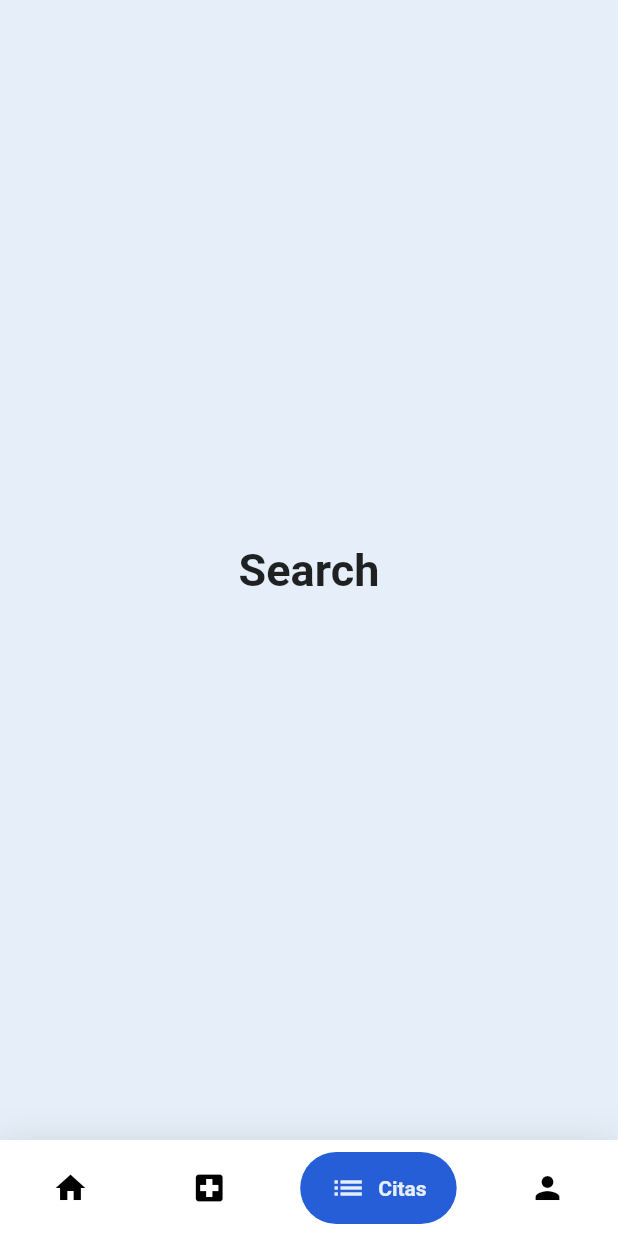
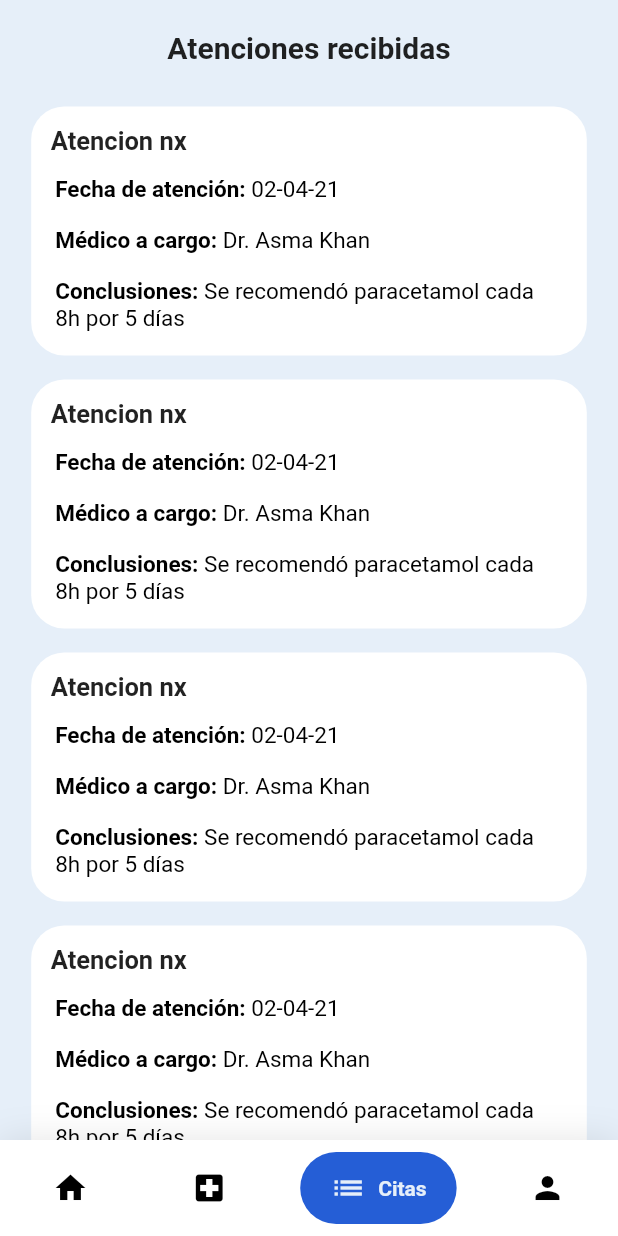
Before and after one commit to asloth/doctor_app, a Flutter app: the NavBarScreen screen opened directly, item 3 of the bottom bar chosen, on a phone screen of 412 x 824 dp. Run offline on Flutter 3.47's test engine with Material 2 defaults, Android fonts, the phone set to English and light mode, and no system bars; drawn by our look-alikes of google_nav_bar; our stand-ins replace flutter_svg, form_field_validator.

Commit message:
attention screen casi terminada

```diff
--- /dev/null
+++ b/lib/screens/attention/attention_screen.dart
@@ -0,0 +1,43 @@
+import 'package:doctor_app/screens/attention/components/attention_card.dart';
+import 'package:flutter/material.dart';
+
+class AttentionScreen extends StatelessWidget {
+  const AttentionScreen({Key? key}) : super(key: key);
+
+  @override
+  Widget build(BuildContext context) {
+    return Container(
+      child: SafeArea(
+        child: Column(
+          children: [
+            Padding(
+              padding: const EdgeInsets.symmetric(vertical: 20),
+              child: Text(
+                'Atenciones recibidas',
+                textAlign: TextAlign.center,
+                style: TextStyle(
+                  fontSize: 20,
+                  fontWeight: FontWeight.bold,
+                ),
+              ),
+            ),
+            Expanded(
+              child: Stack(
+                children: [
+                  ListView.builder(
+                    itemCount: 6,
+                    itemBuilder: (context, index) => AttentionCard(
+                        '02-04-21',
+                        'Dr. Asma Khan',
+                        () {},
+                        'Se recomendó paracetamol cada 8h por 5 días'),
+                  )
+                ],
+              ),
+            )
+          ],
+        ),
+      ),
+    );
+  }
+}
--- /dev/null
+++ b/lib/screens/attention/components/attention_card.dart
@@ -0,0 +1,123 @@
+import 'package:doctor_app/constants.dart';
+import 'package:flutter/material.dart';
+
+class AttentionCard extends StatelessWidget {
+  const AttentionCard(
+    this.date,
+    this.medico,
+    this.press,
+    this.conclusion, {
+    Key? key,
+  }) : super(key: key);
+
+  final Function() press;
+  final String date;
+  final String medico;
+  final String conclusion;
+
+  @override
+  Widget build(BuildContext context) {
+    return Container(
+      margin: EdgeInsets.symmetric(
+        horizontal: defaultPadding * 1.3,
+        vertical: defaultPadding / 2,
+      ),
+      decoration: BoxDecoration(
+        color: Colors.white,
+        borderRadius: BorderRadius.circular(22),
+      ),
+      child: Column(
+        crossAxisAlignment: CrossAxisAlignment.stretch,
+        children: [
+          Container(
+            child: Padding(
+              padding: const EdgeInsets.all(13.0),
+              child: Text(
+                'Atencion nx',
+                style: TextStyle(
+                  fontSize: 17,
+                  fontWeight: FontWeight.bold,
+                ),
+              ),
+            ),
+          ),
+          Padding(
+            padding: const EdgeInsets.fromLTRB(
+              defaultPadding,
+              0,
+              defaultPadding,
+              defaultPadding,
+            ),
+            child: RichText(
+              text: TextSpan(
+                text: 'Fecha de atención: ',
+                style: TextStyle(
+                  color: Colors.black,
+                  fontWeight: FontWeight.bold,
+                  fontSize: 15,
+                ),
+                children: [
+                  TextSpan(
+                      text: "$date",
+                      style: TextStyle(
+                        fontWeight: FontWeight.normal,
+                      )),
+                ],
+              ),
+            ),
+          ),
+          Padding(
+            padding: const EdgeInsets.fromLTRB(
+              defaultPadding,
+              0,
+              defaultPadding,
+              defaultPadding,
+            ),
+            child: RichText(
+              text: TextSpan(
+                text: 'Médico a cargo: ',
+                style: TextStyle(
+                  color: Colors.black,
+                  fontWeight: FontWeight.bold,
+                  fontSize: 15,
+                ),
+                children: [
+                  TextSpan(
+                      text: "$medico",
+                      style: TextStyle(
+                        fontWeight: FontWeight.normal,
+                      )),
+                ],
+              ),
+            ),
+          ),
+          Padding(
+            padding: const EdgeInsets.fromLTRB(
+              defaultPadding,
+              0,
+              defaultPadding,
+              defaultPadding,
+            ),
+            child: RichText(
+              text: TextSpan(
+                text: 'Conclusiones: ',
+                style: TextStyle(
+                  color: Colors.black,
+                  fontWeight: FontWeight.bold,
+                  fontSize: 15,
+                ),
+                children: [
+                  TextSpan(
+                      text: "$conclusion",
+                      style: TextStyle(
+                        fontWeight: FontWeight.normal,
+                      )),
+                ],
+              ),
+            ),
+          ),
+        ],
+      ),
+    );
+  }
+}
--- a/lib/screens/navbar/navbar_screen.dart
+++ b/lib/screens/navbar/navbar_screen.dart
@@ -1,4 +1,5 @@
 import 'package:doctor_app/constants.dart';
+import 'package:doctor_app/screens/attention/attention_screen.dart';
 import 'package:doctor_app/screens/healthpost/health_post_screen.dart';
 import 'package:doctor_app/screens/home/home_screen.dart';
 import 'package:doctor_app/screens/profile/profile_screen.dart';
@@ -19,10 +20,7 @@ class _NavBarScreenState extends State<NavBarScreen> {
   static const List<Widget> _widgetOptions = <Widget>[
     HomeScreen(),
     HealthPostScreen(),
-    Text(
-      'Search',
-      style: optionStyle,
-    ),
+    AttentionScreen(),
     ProfileScreen(),
   ];
 
```
